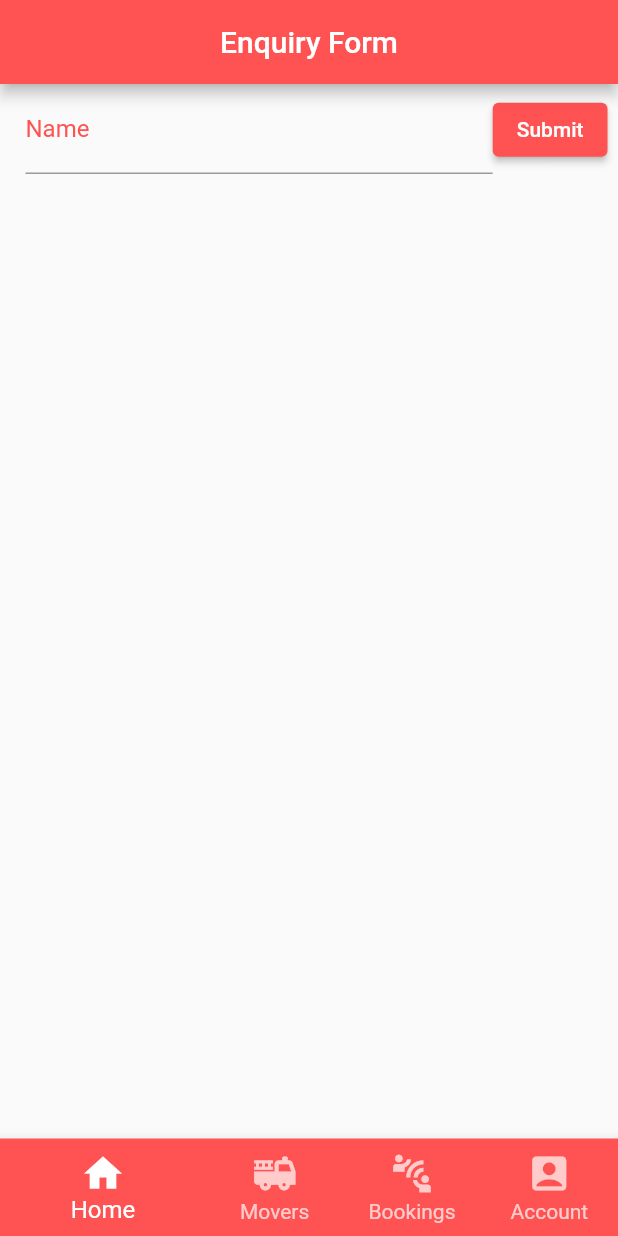
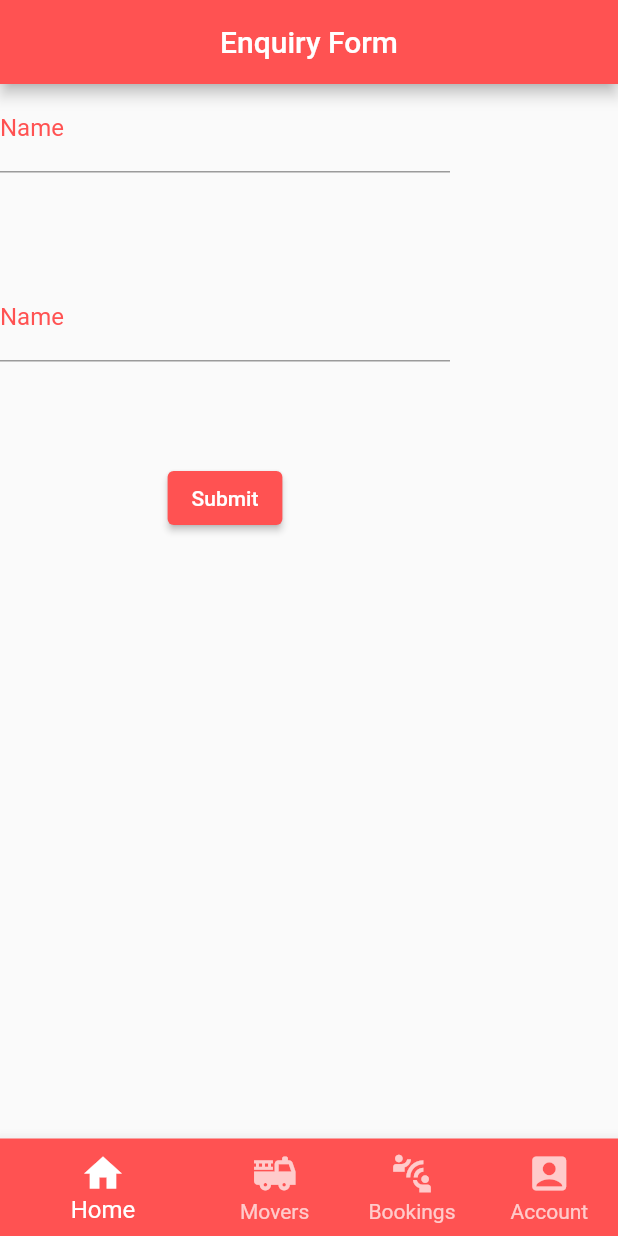
Before and after one commit to seankeish111/movee-flutter-client, a Flutter app: the screen it shows once a user with an empty profile is signed in, on a phone screen of 412 x 824 dp. Run offline on Flutter 3.47's test engine with Material 2 defaults, Android fonts, the phone set to English and light mode, and no system bars; our stand-ins replace firebase_auth, firebase_core, parse_server_sdk_flutter; missing offline and left inert: flutterfire_ui; accounts and stored records are empty.

Commit message:
Form columns sorted

```diff
--- a/lib/pages/home_page.dart
+++ b/lib/pages/home_page.dart
@@ -1,4 +1,5 @@
 import 'dart:async';
+import 'dart:math';
 import 'package:movee/pages/home_page.dart';
 import 'package:flutter/material.dart';
 import 'package:parse_server_sdk_flutter/parse_server_sdk.dart';
@@ -41,14 +42,26 @@ class _home_pageState extends State<home_page> {
     ),
         body: Column(
             children: <Widget>[
+        Column(
+          children: [
             Container(
-        padding: EdgeInsets.fromLTRB(17.0, 1.0, 7.0, 1.0),
             child: Column(
+              mainAxisAlignment: MainAxisAlignment.start,
+              mainAxisSize: MainAxisSize.max,
+              crossAxisAlignment: CrossAxisAlignment.center,
+              verticalDirection: VerticalDirection.down,
               children: [
-            Row(
+                SizedBox(
+                  height: 300,
+                  width: 300,
+                  child: Column(
+
+
                     children: <Widget>[
                       Expanded(
                         child: Container(
+                          height: 400,
+                          width: 400,
                           child: TextField(
                             autocorrect: true,
                             textCapitalization: TextCapitalization.sentences,
@@ -59,8 +72,43 @@ class _home_pageState extends State<home_page> {
                                 ),
                             ),
                           ),
+
+
                         ),
                       ),
+
+                      Expanded(
+                        child: Container(
+                          height: 400,
+                          width: 400,
+                          child: TextField(
+                            autocorrect: true,
+                            textCapitalization: TextCapitalization.sentences,
+                            controller: todoController,
+                            decoration: InputDecoration(
+                              labelText: "Name",
+                              labelStyle: TextStyle(color: Colors.redAccent
+                              ),
+                            ),
+                          ),
+
+
+                        ),
+                      ),
+
+
+
+
+
+
+
+
+
+
+
+
+
+
                       ElevatedButton(
                           style: ElevatedButton.styleFrom(
                             onPrimary: Colors.white,
@@ -70,91 +118,13 @@ class _home_pageState extends State<home_page> {
                           child: Text("Submit")),
                     ],
                   ),
+                ),
               ],
             )),
-
-    Expanded(
-        child: FutureBuilder<List<ParseObject>>(
-            future: getTodo(),
-            builder: (context, snapshot) {
-              switch (snapshot.connectionState) {
-                case ConnectionState.none:
-                case ConnectionState.waiting:
-                  return Center(
-                    child: Container(
-                        width: 100,
-                        height: 100,
-                        child: CircularProgressIndicator()),
-                  );
-
-                default:
-                  if (snapshot.hasError) {
-                    return Center(
-                      child: Text("Error..."),
-                    );
-                  }
-                  if (!snapshot.hasData) {
-                    return Center(
-                      child: Text("No Data..."),
-                    );
-                  } else {
-                    return ListView.builder(
-                        padding: EdgeInsets.only(top: 10.0),
-                        itemCount: snapshot.data!.length,
-                        itemBuilder: (context, index) {
-                            //*************************************
-                            //Get Parse Object Values
-                            final varTodo = snapshot.data![index];
-                            final varTitle = '';
-                            final varDone = false;
-                            //*************************************
-
-                            return ListTile(
-                              title: Text(varTitle),
-                              leading: CircleAvatar(
-                                child: Icon(
-                                    varDone ? Icons.check : Icons.error),
-                                backgroundColor:
-                                    varDone ? Colors.green : Colors.blue,
-                                foregroundColor: Colors.white,
-                              ),
-                              trailing: Row(
-                                mainAxisSize: MainAxisSize.min,
-                                children: [
-                                  Checkbox(
-                                      value: varDone,
-                                      onChanged: (value) async {
-                                      await updateTodo(
-                                          varTodo.objectId!, value!);
-                                      setState(() {
-                                      //Refresh UI
-                                      });
-                                    }),
-                                  IconButton(
-                                    icon: Icon(
-                                      Icons.delete,
-                                      color: Colors.blue,
-                                    ),
-                                    onPressed: () async {
-                                      await deleteTodo(varTodo.objectId!);
-                                      setState(() {
-                                        final snackBar = SnackBar(
-                                          content: Text("Todo deleted!"),
-                                          duration: Duration(seconds: 2),
-                                          );
-                                          ScaffoldMessenger.of(context)
-                                          ..removeCurrentSnackBar()
-                                          ..showSnackBar(snackBar);
-                                      });
-                                    },
-                                  )
           ],
         ),
-                            );
-                        });
-                    }
-                  }
-                }))
+
+
           ],
         ),
     );
```
Lines whose indentation alone changed are shown as unchanged.
